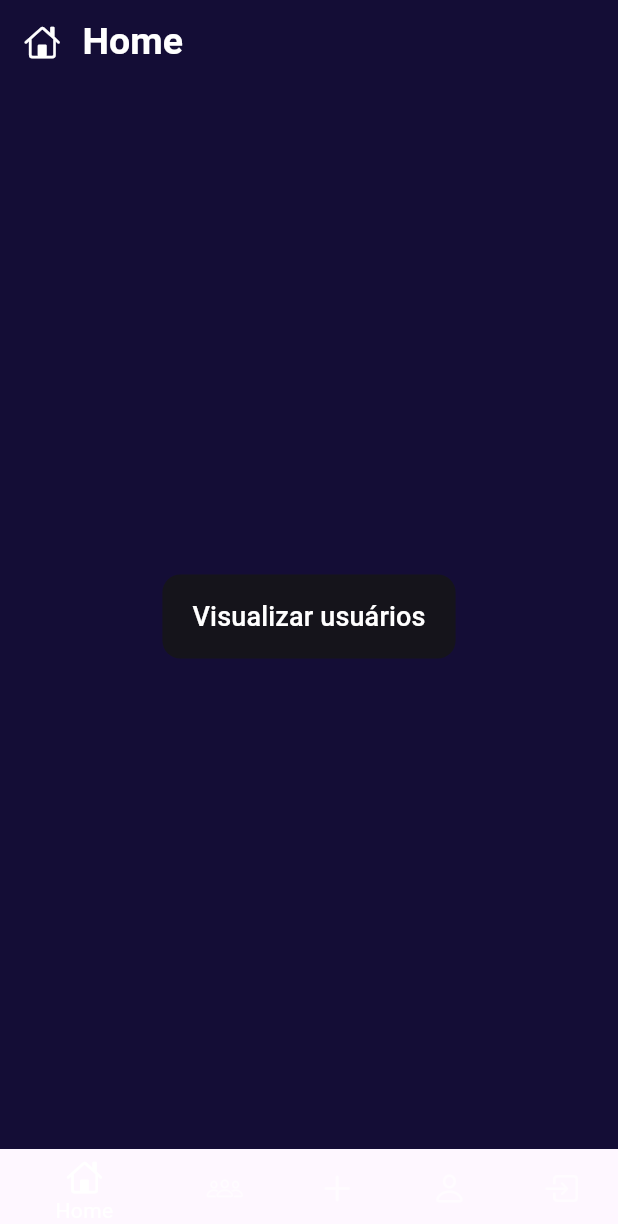
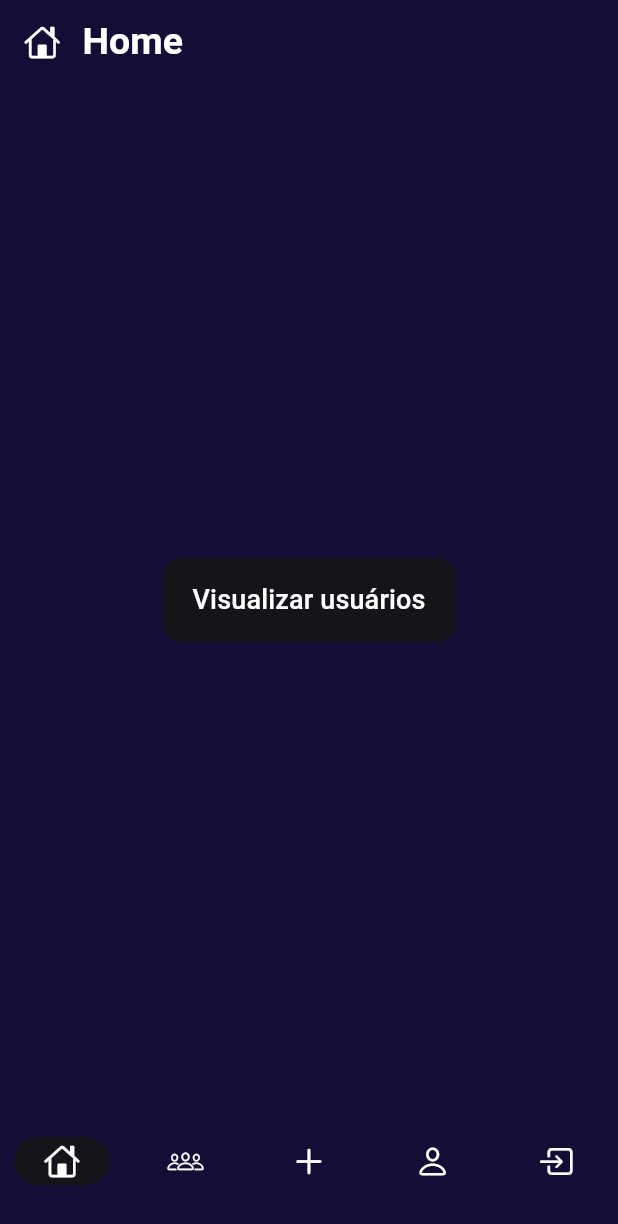
Before and after one commit to FelipeMatthew/user-data-hub, a Flutter app: the HomeScreen screen opened directly, on a phone screen of 412 x 824 dp. Shown: the top 1224 px of the screen. Run offline on Flutter 3.47's test engine with Material 3 defaults, Android fonts, the phone set to English and light mode, and no system bars.

Commit message:
navigation menu finished temporarily

```diff
--- a/udh_mobile/lib/widgets/navigation_menu.dart
+++ b/udh_mobile/lib/widgets/navigation_menu.dart
@@ -1,35 +1,90 @@
 import 'package:flutter/cupertino.dart';
 import 'package:flutter/material.dart';
+import 'package:udh_mobile/pages/home.dart';
+import 'package:udh_mobile/pages/users_show.dart';
 
 class NavigationMenu extends StatelessWidget {
   const NavigationMenu({super.key});
 
   @override
   Widget build(BuildContext context) {
-    return Container(
-      color: const Color.fromRGBO(20, 13, 54, 1), // Cor de fundo personalizada
-      child: BottomNavigationBar(
-        backgroundColor: Colors
-            .transparent, // Torna o fundo transparente para usar a cor do Container
-        selectedItemColor: Colors.white,
-        unselectedItemColor: Colors.white.withOpacity(0.6),
-        elevation: 0,
-        items: const [
-          BottomNavigationBarItem(
-              icon: Icon(CupertinoIcons.house), label: 'Home'),
-          BottomNavigationBarItem(
-              icon: Icon(CupertinoIcons.group), label: 'Clients'),
-          BottomNavigationBarItem(
-              icon: Icon(CupertinoIcons.plus), label: 'New'),
-          BottomNavigationBarItem(
-              icon: Icon(CupertinoIcons.person), label: 'Profile'),
-          BottomNavigationBarItem(
-              icon: Icon(CupertinoIcons.square_arrow_right), label: 'Logout'),
-        ],
-        onTap: (index) {
-          // Lógica para navegação, se necessário
-        },
-      ),
+    return NavigationBar(
+      backgroundColor:
+          const Color.fromRGBO(20, 13, 54, 1), // Cor de fundo personalizada
+      selectedIndex: 0, // Define o item selecionado (opcional)
+      indicatorColor: const Color.fromARGB(255, 21, 20, 27),
+      elevation: 0,
+
+      destinations: const [
+        NavigationDestination(
+          icon: Icon(
+            CupertinoIcons.house,
+            color: Colors.white,
+          ),
+          label: '',
+        ),
+        NavigationDestination(
+          icon: Icon(
+            CupertinoIcons.group,
+            color: Colors.white,
+          ),
+          label: '',
+        ),
+        NavigationDestination(
+          icon: Icon(
+            CupertinoIcons.plus,
+            color: Colors.white,
+          ),
+          label: '',
+        ),
+        NavigationDestination(
+          icon: Icon(
+            CupertinoIcons.person,
+            color: Colors.white,
+          ),
+          label: '',
+        ),
+        NavigationDestination(
+          icon: Icon(
+            CupertinoIcons.square_arrow_right,
+            color: Colors.white,
+          ),
+          label: '',
+        ),
+      ],
+      onDestinationSelected: (index) {
+        // Lógica para navegação, se necessário
+        switch (index) {
+          case 0:
+            Navigator.push(context,
+                MaterialPageRoute(builder: (context) => const HomeScreen()));
+            break;
+          case 1:
+            Navigator.push(
+                context,
+                MaterialPageRoute(
+                    builder: (context) => const UsersShowScreen()));
+            break;
+          case 2:
+            Navigator.push(
+                context,
+                MaterialPageRoute(
+                    builder: (context) => const UsersShowScreen()));
+            break;
+          case 3:
+            Navigator.push(
+                context,
+                MaterialPageRoute(
+                    builder: (context) => const UsersShowScreen()));
+            break;
+          case 4:
+            Navigator.push(
+                context,
+                MaterialPageRoute(
+                    builder: (context) => const UsersShowScreen()));
+            break;
+        }
+      },
     );
   }
 }
```
